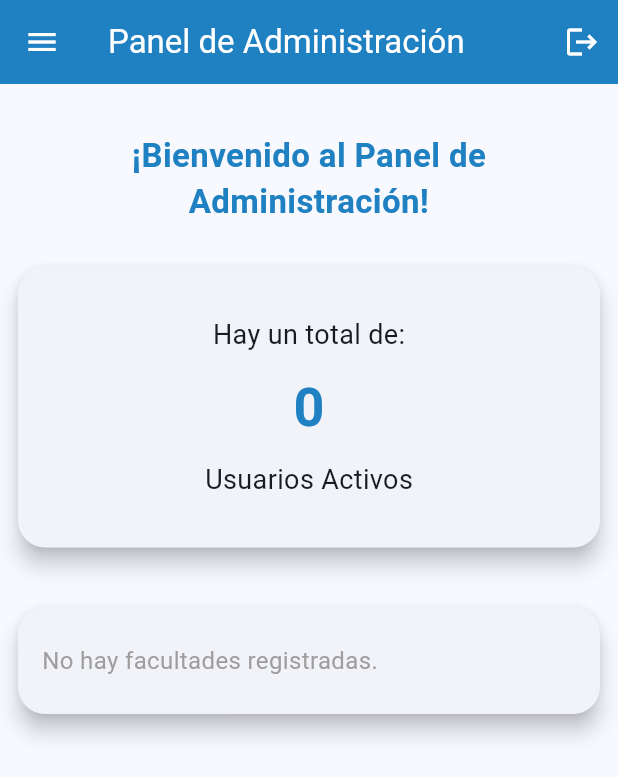
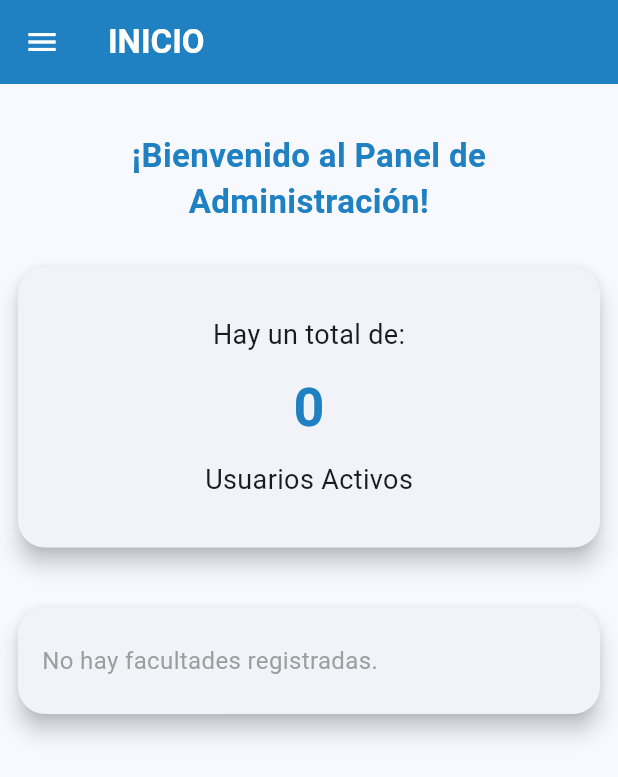
Before and after one commit to e1409e/smged, a Flutter app: the AdminDashboardScreen screen opened by its route, on a phone screen of 412 x 824 dp. Shown: the top 777 px of the screen. Run offline on Flutter 3.47's test engine with Material 3 defaults, Android fonts, the phone set to English and light mode, and no system bars; our stand-ins replace data_table_2, pdf, printing, shared_preferences; accounts and stored records are empty; network calls fail.

Commit message:
respaldo 2

```diff
--- a/lib/layout/screens/admin_dashboard_screen.dart
+++ b/lib/layout/screens/admin_dashboard_screen.dart
@@ -5,7 +5,9 @@ import 'package:smged/layout/widgets/custom_colors.dart';
 import 'package:smged/routes.dart';
 import 'package:smged/api/services/usuarios_service.dart';
 import 'package:smged/api/services/facultades_service.dart';
+import 'package:smged/api/services/carreras_service.dart';
 import 'package:smged/api/models/facultad.dart';
+import 'package:smged/api/models/carrera.dart';
 
 class AdminDashboardScreen extends StatefulWidget {
   final VoidCallback? onLogout;
@@ -18,6 +20,7 @@ class AdminDashboardScreen extends StatefulWidget {
 class _AdminDashboardScreenState extends State<AdminDashboardScreen> {
   int _totalUsuarios = 0;
   List<Facultad> _facultades = [];
+  List<Carrera> _carreras = [];
   bool _isLoading = true;
 
   @override
@@ -30,16 +33,18 @@ class _AdminDashboardScreenState extends State<AdminDashboardScreen> {
     setState(() => _isLoading = true);
     try {
       final usuarios = await UsuariosService().obtenerUsuarios();
-      final facultades = await FacultadesService().obtenerFacultadesConCarreras();
+      final facultades = await FacultadesService().obtenerFacultades();
+      final carreras = await CarrerasService().obtenerCarreras();
       setState(() {
         _totalUsuarios = usuarios.length;
         _facultades = facultades;
+        _carreras = carreras;
       });
     } catch (e) {
-      // Manejo de errores simple
       setState(() {
         _totalUsuarios = 0;
         _facultades = [];
+        _carreras = [];
       });
     } finally {
       setState(() => _isLoading = false);
@@ -69,6 +74,10 @@ class _AdminDashboardScreenState extends State<AdminDashboardScreen> {
     );
   }
 
+  int _cantidadCarrerasPorFacultad(int idFacultad) {
+    return _carreras.where((c) => c.idFacultad == idFacultad).length;
+  }
+
   @override
   Widget build(BuildContext context) {
     final bool esEscritorio = MediaQuery.of(context).size.width > 700;
@@ -76,17 +85,10 @@ class _AdminDashboardScreenState extends State<AdminDashboardScreen> {
 
     return Scaffold(
       appBar: AppBar(
-        title: const Text('Panel de Administración', style: TextStyle(color: Colors.white)),
+        title: const Text('INICIO', style: TextStyle(color: Colors.white, fontWeight: FontWeight.bold)),
         backgroundColor: AppColors.primary,
         iconTheme: const IconThemeData(color: Colors.white),
-        actions: [
-          if (widget.onLogout != null)
-            IconButton(
-              icon: const Icon(Icons.logout),
-              tooltip: 'Cerrar sesión',
-              onPressed: widget.onLogout,
-            ),
-        ],
+
       ),
       drawer: Drawer(
         child: ListView(
@@ -224,8 +226,9 @@ class _AdminDashboardScreenState extends State<AdminDashboardScreen> {
                               ..._facultades.map((facultad) => Padding(
                                     padding: const EdgeInsets.symmetric(vertical: 6.0),
                                     child: Text(
-                                      'La Facultad de ${facultad.facultad} tiene ${facultad.carreras.length} carreras',
+                                      'La Facultad de ${facultad.facultad} tiene ${_cantidadCarrerasPorFacultad(facultad.idFacultad)} carreras',
                                       style: const TextStyle(fontSize: 16),
+                                      textAlign: TextAlign.start,
                                     ),
                                   )),
                               if (_facultades.isEmpty)
```
